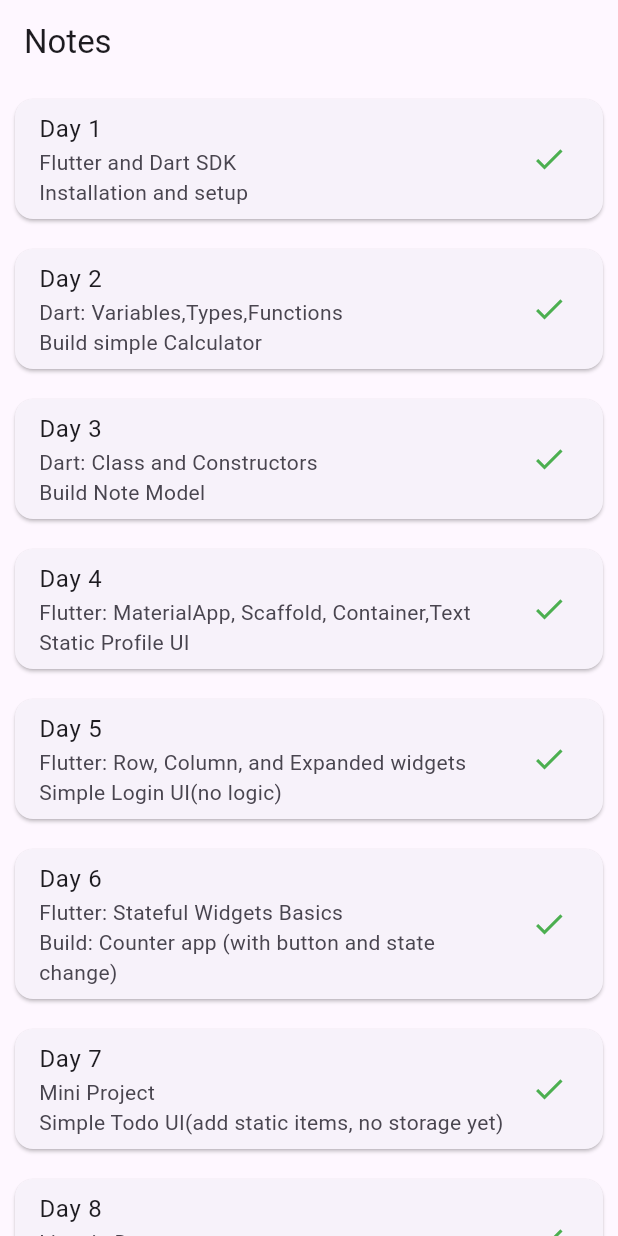
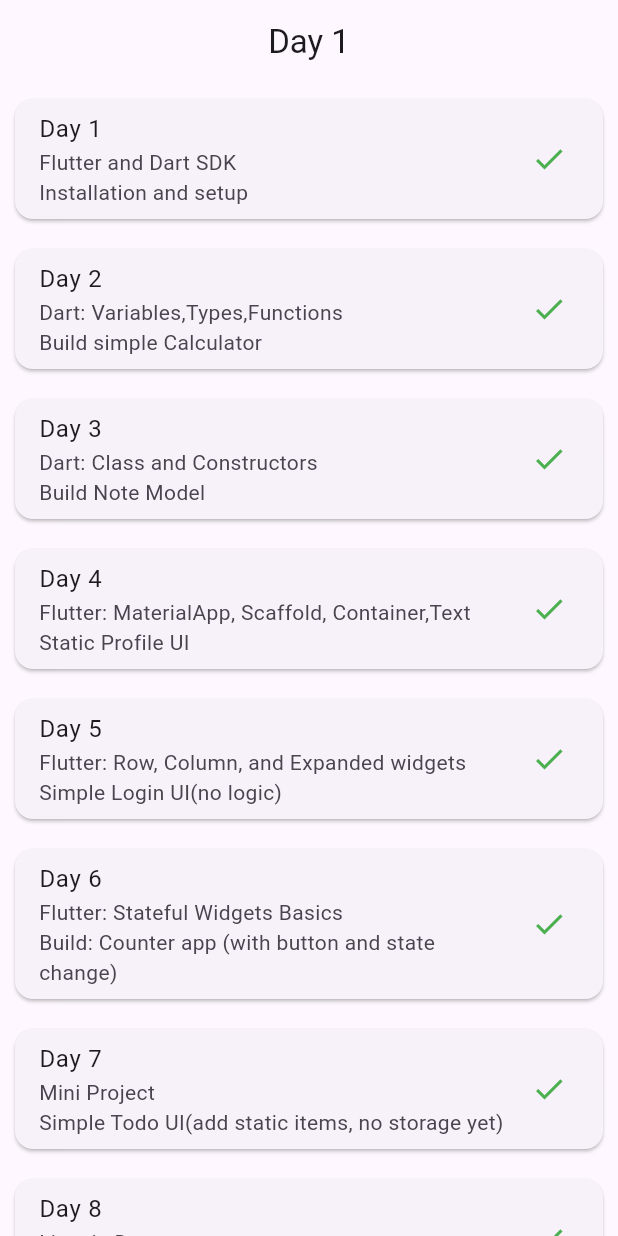
Before and after one commit to Dnissingle/my-flutter-app-notes, a Flutter app: the screen it shows after launch, after a tap on "week 1", on a phone screen of 412 x 824 dp. Run offline on Flutter 3.47's test engine with Material 3 defaults, Android fonts, the phone set to English and light mode, and no system bars.

Commit message:
added buttons to week

```diff
--- a/lib/main.dart
+++ b/lib/main.dart
@@ -1,6 +1,7 @@
 import 'package:flutter/material.dart';
-import 'package:note_model/todoweek1.dart';
+import 'package:note_model/week1.dart';
 import 'package:note_model/week.dart';
+import 'package:note_model/week2.dart';
 void main() {
   runApp(const MyApp());
 }
@@ -33,33 +34,49 @@
 class _MyHomePageState extends State<MyHomePage> {
   @override
   Widget build(BuildContext context) {
-    return MaterialApp(
-      home: Scaffold(
+    return Scaffold(
         appBar: AppBar(title: Text("Notes")),
         body: ListView.builder(
           itemCount: learning.length,
           itemBuilder: (context, index) {
-            final learningFlutter = learning[index];
+            final week = learning[index];
 
             return Card(
-              margin: EdgeInsets.all(10),
+              margin: const EdgeInsets.all(10),
               child:  InkWell(
                 borderRadius: BorderRadius.circular(4), // Matches default Card corner radius
                 onTap: () {
                   // 💡 Put your button action here
+                  if (index == 0){
                   Navigator.push(context,
-                      MaterialPageRoute(builder: (context) => toDo()));
-                  print('Tapped on: ${learningFlutter.title}');
-                },
+                    MaterialPageRoute(builder: (context) => const WeekOne(),
+                    ),
+                  );
+                }
+                  if (index == 1){
+                  Navigator.push(context,
+                  MaterialPageRoute(builder: (context) => const WeekTwo(),
+                  ),
+                  );
+                  }
+                  if (index == 2){
+                    Navigator.push(context,
+                      MaterialPageRoute(builder: (context) => const WeekTwo(),
+                      ),
+                    );
+                  }
+
+                  print('Tapped on: ${week.title}');
+                  },
 
                 child: ListTile(
-                  title: Text(learningFlutter.title),
+                  title: Text(week.title),
                   subtitle: Column(
                     crossAxisAlignment: CrossAxisAlignment.start, // Aligns text to the left
                     children: [
-                      Text(learningFlutter.description),
+                      Text(week.description),
                       Text(
-                        learningFlutter.goal,
+                        week.goal,
                         style: TextStyle(
                           fontSize: 12,
                           color: Colors.grey,
@@ -73,7 +90,6 @@
             );
           },
         ),
-      ),
-    );
+      );
   }
 }
--- a/lib/week.dart
+++ b/lib/week.dart
@@ -1,44 +1,52 @@
-class learningFlutter {
+class LearningFlutter {
   String title;
   String description;
   String goal;
+  int weekNumber;
 
-  learningFlutter(
+  LearningFlutter(
       {
         required this.title,
         required this.description,
         required this.goal,
+        required this.weekNumber,
       });
 
 }
-List<learningFlutter> learning = [learningFlutter(
+List<LearningFlutter> learning = [LearningFlutter(
     title: 'week 1',
     description: 'Dart + Flutter Basics',
     goal: 'Understand syntax + UI structures + build simple screens',
+  weekNumber: 1,
 ),
-  learningFlutter(
+  LearningFlutter(
     title: 'week 2',
     description: 'Real UI + State + Navigation',
     goal: 'Build Interactive apps',
+    weekNumber: 2,
   ),
-  learningFlutter(
+  LearningFlutter(
     title: 'week 3',
     description: 'API + JSON + Async',
     goal: 'Work with real data',
+    weekNumber: 3,
   ),
-  learningFlutter(
+  LearningFlutter(
     title: 'week 4',
     description: 'State Management + Architecture',
     goal: 'Stop writing messy code',
+    weekNumber: 4,
   ),
-  learningFlutter(
+  LearningFlutter(
     title: 'week 5',
     description: 'Firebase + Auth',
     goal: 'Real app backend',
+    weekNumber: 5,
   ),
-  learningFlutter(
+  LearningFlutter(
     title: 'week 6',
     description: 'Portfolio Project + Polish',
     goal: 'Build something job-ready',
+    weekNumber: 6,
   ),
 ];
--- a/lib/todoweek1.dart
+++ b/lib/week1.dart
@@ -18,7 +18,14 @@
 
 }
 
-class toDo extends StatelessWidget {
+class WeekOne extends StatefulWidget {
+  const WeekOne({super.key});
+
+  @override
+  State<WeekOne> createState() => _WeekOneState();
+}
+
+class _WeekOneState extends State<WeekOne> {
   List<Note> notes = [Note(
       title: 'Day 1',
       description: 'Flutter and Dart SDK',
@@ -121,7 +128,9 @@
   Widget build(BuildContext context) {
     return MaterialApp(
       home: Scaffold(
-        appBar: AppBar(title: Text("Notes")),
+        appBar: AppBar(automaticallyImplyLeading: true,
+          title: Text("Day 1"),
+        centerTitle: true),
         body: ListView.builder(
           itemCount: notes.length,
           itemBuilder: (context, index) {
--- /dev/null
+++ b/lib/week2.dart
@@ -0,0 +1,114 @@
+import 'package:flutter/material.dart';
+
+class Note {
+  String title;
+  String description;
+  bool isCompleted;
+  String toBuild;
+  int? estimatedTime;
+
+  Note(
+      {
+        required this.title,
+        required this.description,
+        required this.isCompleted,
+        required this.toBuild,
+        this.estimatedTime,
+      });
+
+}
+
+class WeekTwo extends StatefulWidget {
+  const WeekTwo({super.key});
+
+  @override
+  State<WeekTwo> createState() => _WeekTwoState();
+}
+
+class _WeekTwoState extends State<WeekTwo> {
+  //int index = 2;
+  List<Note> notes = [
+    Note(
+    title: 'Day 8',
+    description: 'Dart: List',
+    isCompleted: false,
+    toBuild: 'Build: dynamic list in flutter',
+    estimatedTime: 2
+    ),
+    Note(
+    title: 'Day 9',
+    description: 'ListView.builder',
+    isCompleted: false,
+    toBuild: 'Build To do app(add/remove item)',
+    ),
+    Note(
+    title: 'Day 10',
+    description: 'Navigation basics (Navigator.push)',
+    toBuild: 'Build: 2 Screen App',
+    isCompleted: false,
+    estimatedTime: 2
+    ),
+    Note(
+    title: 'Day 11',
+    description: 'Forms + TextFields',
+    isCompleted: false,
+    toBuild: 'input-based Todo app',
+    estimatedTime: 2
+    ),
+    Note(
+    title: 'Day 12',
+    description: 'Dialogs + Snack bars',
+    isCompleted: false,
+    toBuild: 'Add delete confirmation)',
+    estimatedTime: 2
+    ),
+    Note(
+    title: 'Day 13',
+    description: 'Refactor UI into widgets',
+    isCompleted: false,
+    toBuild: 'Learn reusable components)',
+    estimatedTime: 2
+    ),
+    Note(
+        title: 'Day 14',
+        description: 'Project',
+        isCompleted: false,
+        toBuild: 'Complete Todo App(UI + logic + navigation',
+        estimatedTime: 2
+    )
+  ];
+
+  @override
+  Widget build(BuildContext context) {
+    return MaterialApp(
+      home: Scaffold(
+        appBar: AppBar(title: Text("Notes")),
+        body: ListView.builder(
+          itemCount: notes.length,
+          itemBuilder: (context, index) {
+            final note = notes[index];
+
+            return Card(
+              margin: EdgeInsets.all(10),
+              child: ListTile(
+                title: Text(note.title),
+                subtitle: Column(
+                  crossAxisAlignment: CrossAxisAlignment.start, // Aligns text to the left
+                  children: [
+                    Text(note.description),
+                    Text(
+                        note.toBuild),
+                  ],
+                ),
+                trailing: Icon(
+                  note.isCompleted ? Icons.check : Icons.close,
+                  color: note.isCompleted ? Colors.green : Colors.red,
+                ),
+              ),
+            );
+          },
+        ),
+      ),
+    );
+  }
+}
--- /dev/null
+++ b/lib/week3.dart
@@ -0,0 +1,114 @@
+import 'package:flutter/material.dart';
+
+class Note {
+  String title;
+  String description;
+  bool isCompleted;
+  String toBuild;
+  int? estimatedTime;
+
+  Note(
+      {
+        required this.title,
+        required this.description,
+        required this.isCompleted,
+        required this.toBuild,
+        this.estimatedTime,
+      });
+
+}
+
+class WeekTwo extends StatefulWidget {
+  const WeekTwo({super.key});
+
+  @override
+  State<WeekTwo> createState() => _WeekTwoState();
+}
+
+class _WeekTwoState extends State<WeekTwo> {
+  //int index = 2;
+  List<Note> notes = [
+    Note(
+        title: 'Day 8',
+        description: 'Dart: List',
+        isCompleted: false,
+        toBuild: 'Build: dynamic list in flutter',
+        estimatedTime: 2
+    ),
+    Note(
+      title: 'Day 9',
+      description: 'ListView.builder',
+      isCompleted: false,
+      toBuild: 'Build To do app(add/remove item)',
+    ),
+    Note(
+        title: 'Day 10',
+        description: 'Navigation basics (Navigator.push)',
+        toBuild: 'Build: 2 Screen App',
+        isCompleted: false,
+        estimatedTime: 2
+    ),
+    Note(
+        title: 'Day 11',
+        description: 'Forms + TextFields',
+        isCompleted: false,
+        toBuild: 'input-based Todo app',
+        estimatedTime: 2
+    ),
+    Note(
+        title: 'Day 12',
+        description: 'Dialogs + Snack bars',
+        isCompleted: false,
+        toBuild: 'Add delete confirmation)',
+        estimatedTime: 2
+    ),
+    Note(
+        title: 'Day 13',
+        description: 'Refactor UI into widgets',
+        isCompleted: false,
+        toBuild: 'Learn reusable components)',
+        estimatedTime: 2
+    ),
+    Note(
+        title: 'Day 14',
+        description: 'Project',
+        isCompleted: false,
+        toBuild: 'Complete Todo App(UI + logic + navigation',
+        estimatedTime: 2
+    )
+  ];
+
+  @override
+  Widget build(BuildContext context) {
+    return MaterialApp(
+      home: Scaffold(
+        appBar: AppBar(title: Text("Notes")),
+        body: ListView.builder(
+          itemCount: notes.length,
+          itemBuilder: (context, index) {
+            final note = notes[index];
+
+            return Card(
+              margin: EdgeInsets.all(10),
+              child: ListTile(
+                title: Text(note.title),
+                subtitle: Column(
+                  crossAxisAlignment: CrossAxisAlignment.start, // Aligns text to the left
+                  children: [
+                    Text(note.description),
+                    Text(
+                        note.toBuild),
+                  ],
+                ),
+                trailing: Icon(
+                  note.isCompleted ? Icons.check : Icons.close,
+                  color: note.isCompleted ? Colors.green : Colors.red,
+                ),
+              ),
+            );
+          },
+        ),
+      ),
+    );
+  }
+}
```
Also changed, not shown: lib/week4.dart (added), lib/week5.dart (added), lib/week6.dart (added).
